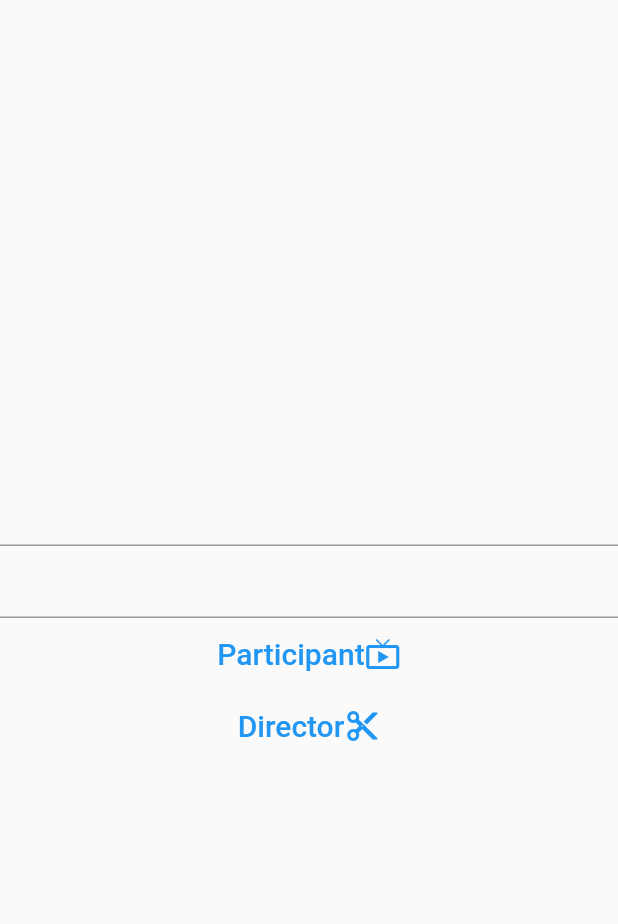
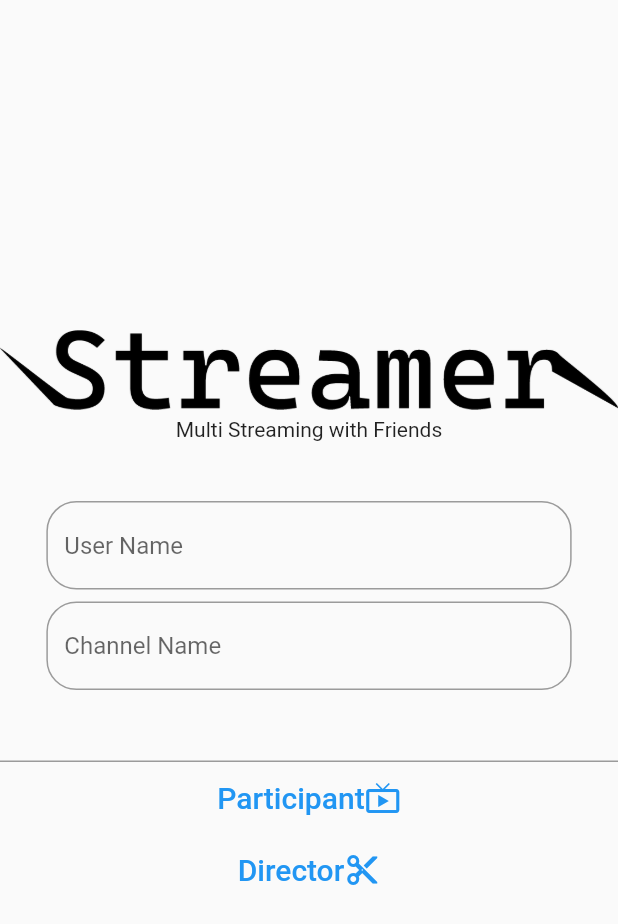
Before and after one commit to ekusiadadus/flutter_streamer, a Flutter app: the screen it shows after launch, on a phone screen of 412 x 824 dp. Shown: the top 924 px of the screen. Run offline on Flutter 3.47's test engine with Material 2 defaults, Android fonts, the phone set to English and light mode, and no system bars; our stand-ins replace flutter_riverpod.

Commit message:
add: HomePage Logo

```diff
--- a/lib/pages/home.dart
+++ b/lib/pages/home.dart
@@ -10,6 +10,8 @@ class Home extends StatefulWidget {
 }
 
 class _HomeState extends State<Home> {
+  final _channelName = TextEditingController();
+  final _userName = TextEditingController();
   @override
   Widget build(BuildContext context) {
     return Scaffold(
@@ -17,7 +19,47 @@ class _HomeState extends State<Home> {
         child: Column(
           mainAxisAlignment: MainAxisAlignment.center,
           children: [
-            TextField(),
+            Image.asset("assets/streamer.png"),
+            const SizedBox(
+              height: 5,
+            ),
+            const Text("Multi Streaming with Friends"),
+            const SizedBox(
+              height: 40,
+            ),
+            SizedBox(
+              width: MediaQuery.of(context).size.width * 0.85,
+              child: TextField(
+                controller: _userName,
+                decoration: InputDecoration(
+                  border: OutlineInputBorder(
+                    borderRadius: BorderRadius.circular(20),
+                    borderSide: const BorderSide(
+                      color: Colors.grey,
+                    ),
+                  ),
+                  hintText: 'User Name',
+                ),
+              ),
+            ),
+            const SizedBox(
+              height: 8,
+            ),
+            SizedBox(
+              width: MediaQuery.of(context).size.width * 0.85,
+              child: TextField(
+                controller: _channelName,
+                decoration: InputDecoration(
+                  border: OutlineInputBorder(
+                    borderRadius: BorderRadius.circular(20),
+                    borderSide: const BorderSide(
+                      color: Colors.grey,
+                    ),
+                  ),
+                  hintText: 'Channel Name',
+                ),
+              ),
+            ),
             TextField(),
             TextButton(
               onPressed: () {
```
